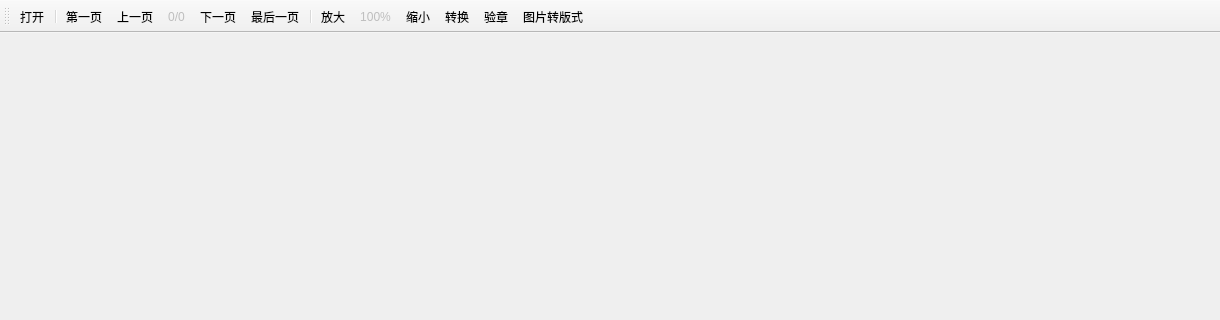
Chingliu/XilouReader, file mainwindow.ui: the form before one commit; both pictures show x 0 to 1220 and y 0 to 320 of the 1220 by 857 pixel window.
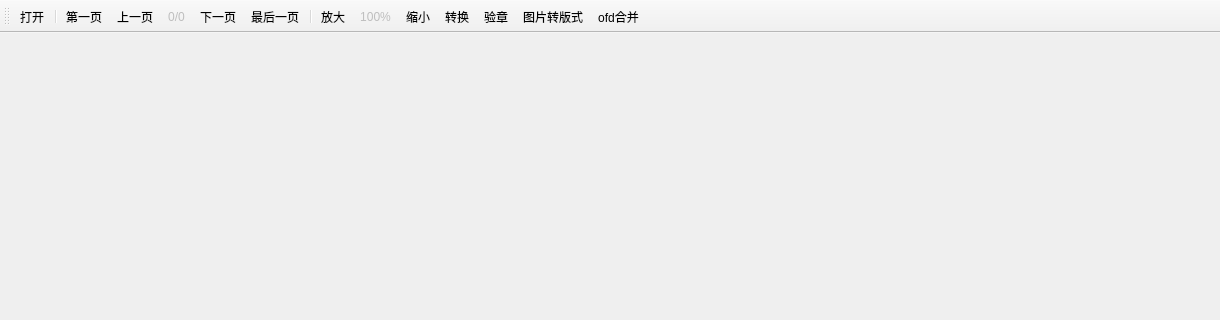
The form after the commit. Custom widgets are drawn as their Qt base class.

Commit message: 正在实现ofd合并

Patch:
```diff
--- a/mainwindow.ui
+++ b/mainwindow.ui
@@ -95,6 +95,7 @@
    <addaction name="actionToPDF"/>
    <addaction name="actionverify"/>
    <addaction name="actionImg2PDF"/>
+   <addaction name="mergeofd"/>
   </widget>
   <action name="actionopen">
    <property name="text">
@@ -171,6 +172,11 @@
     <string>png2pdf,png2ofd</string>
    </property>
   </action>
+  <action name="mergeofd">
+   <property name="text">
+    <string>ofd合并</string>
+   </property>
+  </action>
  </widget>
  <customwidgets>
   <customwidget>
```
The commit also changes 12 other files.
